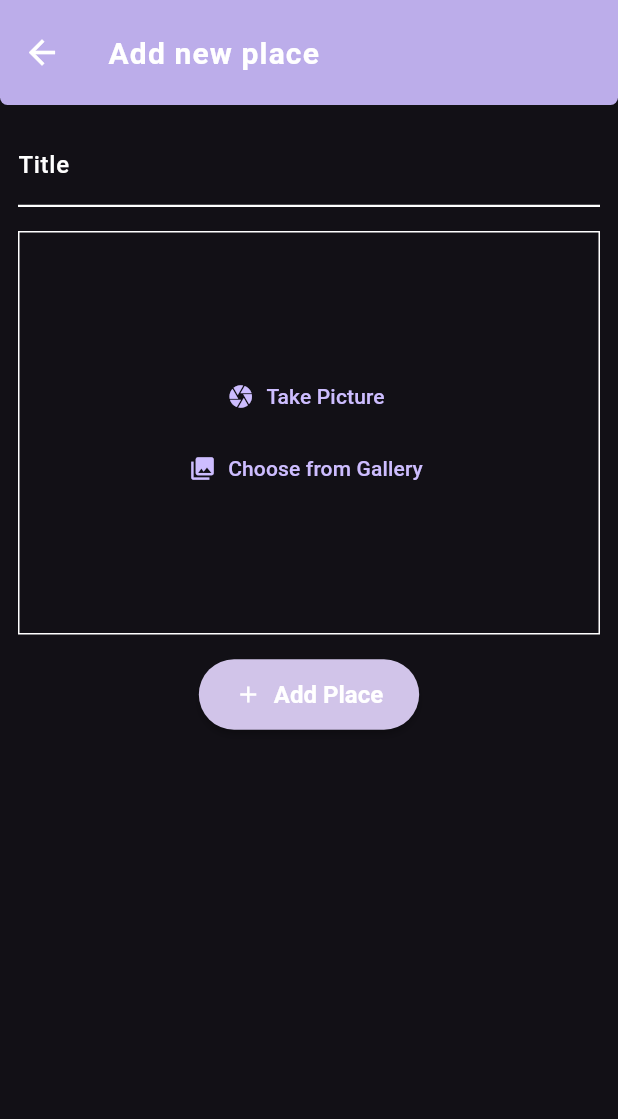
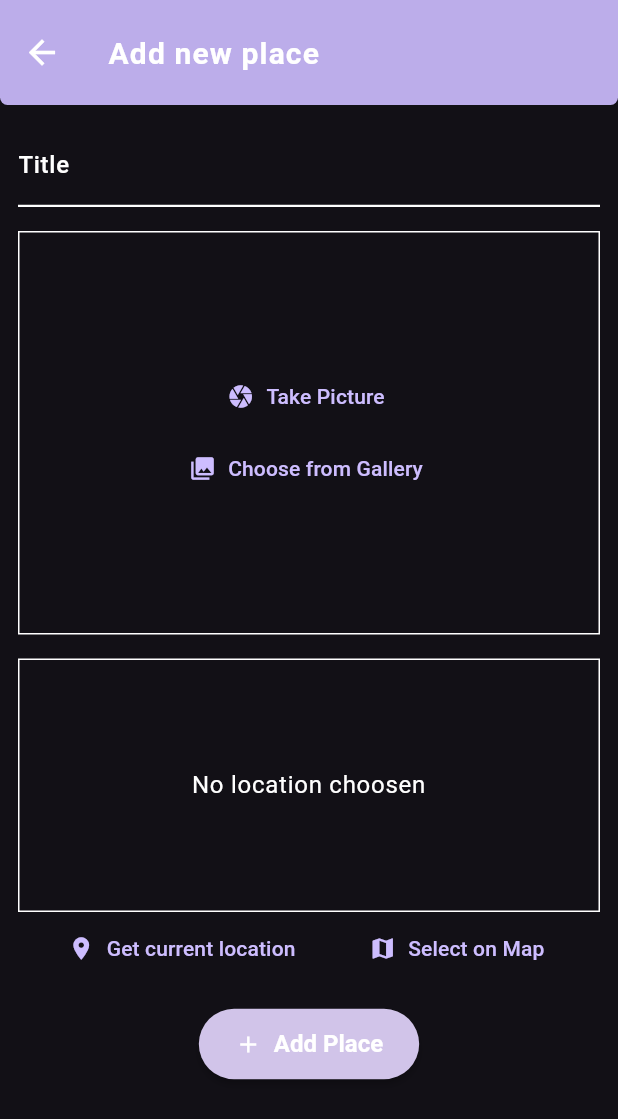
Before and after one commit to AmitAswal-lab/Flutter-FavoritePlaces-App, a Flutter app: the AddPlaceScreem screen opened directly, on a phone screen of 412 x 824 dp. Shown: the top 1119 px of the screen. Run offline on Flutter 3.47's test engine with Material 3 defaults, Android fonts, the phone set to English and light mode, and no system bars; our stand-ins replace flutter_riverpod, google_fonts, image_picker, location, permission_handler.

Commit message:
Location access added successfully

```diff
--- a/lib/screens/add_place.dart
+++ b/lib/screens/add_place.dart
@@ -2,6 +2,7 @@ import 'dart:io';
 
 import 'package:favorite_places/providers/user_places.dart';
 import 'package:favorite_places/widgets/image_input.dart';
+import 'package:favorite_places/widgets/location_input.dart';
 import 'package:flutter/material.dart';
 import 'package:flutter_riverpod/flutter_riverpod.dart';
 
@@ -54,6 +55,8 @@ class _AddPlaceScreemState extends ConsumerState<AddPlaceScreem> {
               _selectedImage = image;
             },),
             const SizedBox(height: 16),
+            LocationInput(),
+            const SizedBox(height: 16),
             ElevatedButton.icon(
               onPressed: _savePlace,
               icon: Icon(Icons.add),
--- /dev/null
+++ b/lib/widgets/location_input.dart
@@ -0,0 +1,91 @@
+import 'package:flutter/material.dart';
+import 'package:location/location.dart';
+
+class LocationInput extends StatefulWidget {
+  const LocationInput({super.key});
+
+  @override
+  State<LocationInput> createState() => _LocationInputState();
+}
+
+class _LocationInputState extends State<LocationInput> {
+  Location? _pickedlocation;
+  var _isGettingLocation = false;
+  void _getCurrentlocation() async {
+    Location location = Location();
+
+    bool serviceEnabled;
+    PermissionStatus permissionGranted;
+    LocationData locationData;
+
+    serviceEnabled = await location.serviceEnabled();
+    if (!serviceEnabled) {
+      serviceEnabled = await location.requestService();
+      if (!serviceEnabled) {
+        return;
+      }
+    }
+
+    permissionGranted = await location.hasPermission();
+    if (permissionGranted == PermissionStatus.denied) {
+      permissionGranted = await location.requestPermission();
+      if (permissionGranted != PermissionStatus.granted) {
+        return;
+      }
+    }
+    locationData = await location.getLocation();
+    setState(() {
+      _isGettingLocation = true;
+    });
+
+    print(locationData.longitude);
+    print(locationData.latitude);
+  }
+
+  @override
+  Widget build(BuildContext context) {
+    Widget previewContent = Text(
+      'No location choosen',
+      textAlign: TextAlign.center,
+      style: Theme.of(context).textTheme.bodyLarge!.copyWith(
+        color: Theme.of(context).colorScheme.onSurface,
+      ),
+    );
+
+    if(_isGettingLocation == true){
+      previewContent = CircularProgressIndicator();
+    }
+
+    return Column(
+      children: [
+        Container(
+          decoration: BoxDecoration(
+            border: Border.all(
+              width: 1,
+              color: Theme.of(context).colorScheme.onSurface,
+            ),
+          ),
+          height: 169,
+          width: double.infinity,
+          alignment: Alignment.center,
+          child: previewContent,
+        ),
+        Row(
+          mainAxisAlignment: MainAxisAlignment.spaceEvenly,
+          children: [
+            TextButton.icon(
+              icon: Icon(Icons.location_on),
+              label: Text('Get current location'),
+              onPressed: _getCurrentlocation,
+            ),
+            TextButton.icon(
+              icon: Icon(Icons.map),
+              label: Text('Select on Map'),
+              onPressed: () {},
+            ),
+          ],
+        ),
+      ],
+    );
+  }
+}
--- a/pubspec.yaml
+++ b/pubspec.yaml
@@ -39,6 +39,7 @@ dependencies:
   flutter_riverpod: ^2.6.1
   image_picker: ^1.1.2
   permission_handler: ^11.3.1
+  location: ^8.0.1
 
 dev_dependencies:
   flutter_test:
```
Also changed, not shown: pubspec.lock, 6 other files.
